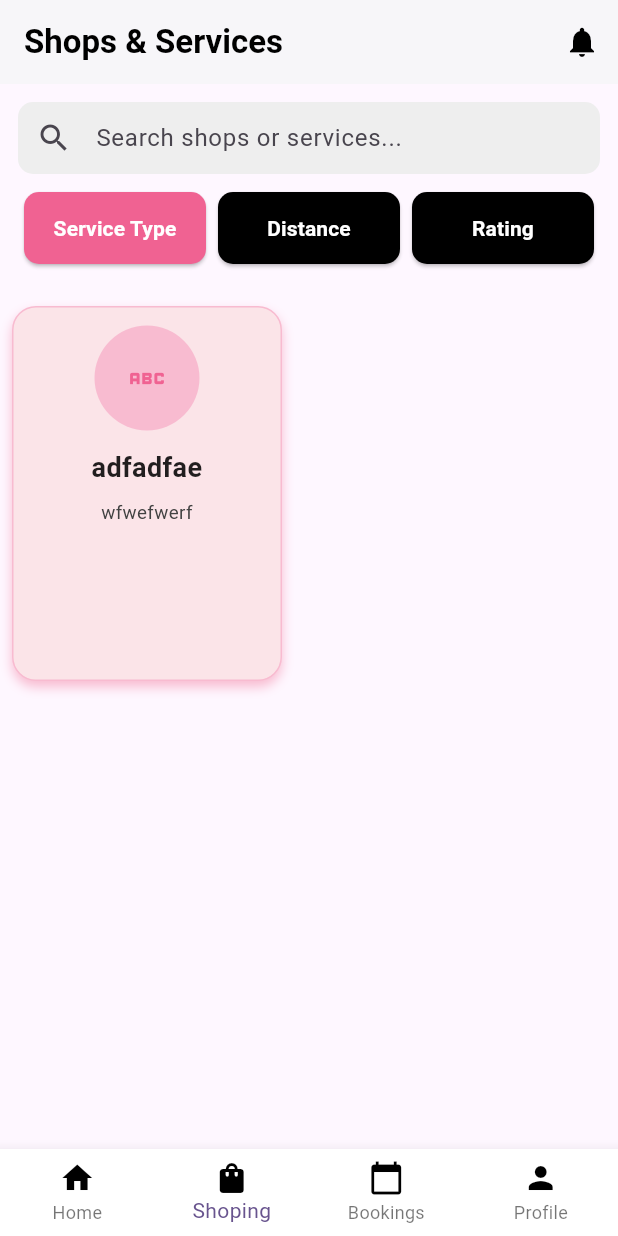
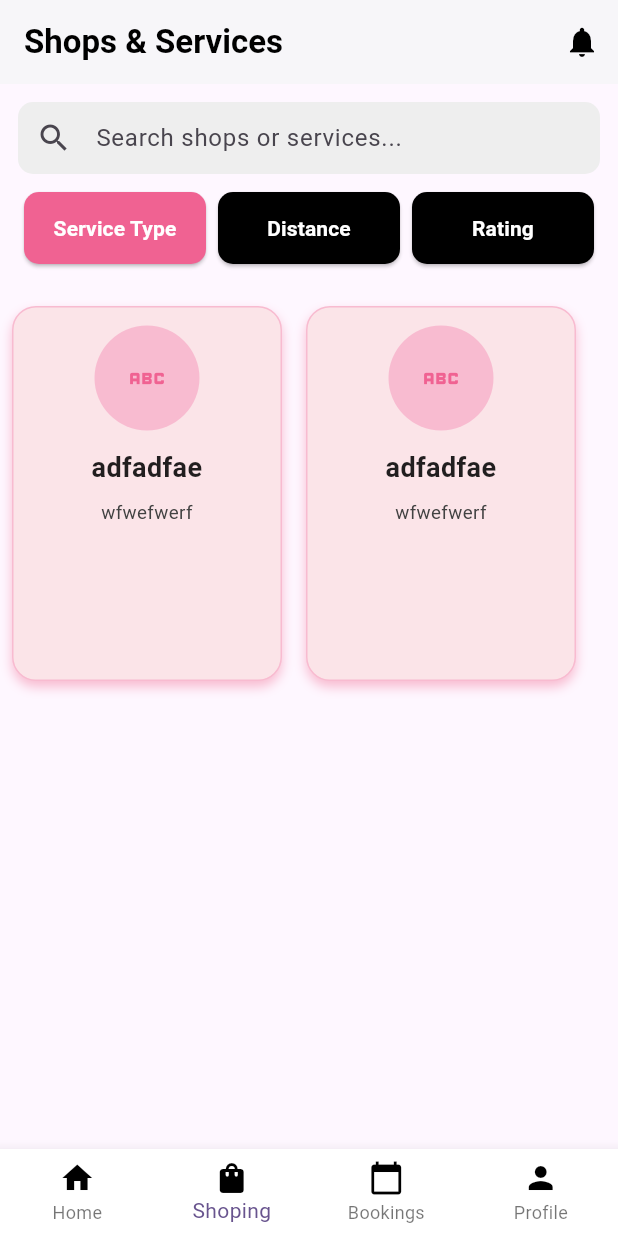
Before and after one commit to MUBASHIR8086/barber-flutter-app, a Flutter app: the screen it shows after launch, item 2 of the bottom bar chosen, on a phone screen of 412 x 824 dp. Run offline on Flutter 3.47's test engine with Material 3 defaults, Android fonts, the phone set to English and light mode, and no system bars; our stand-ins replace gap; network calls fail.

Commit message:
second test

```diff
--- a/lib/User/shopepage/shopepage.dart
+++ b/lib/User/shopepage/shopepage.dart
@@ -96,6 +96,11 @@ class _ShopepageState extends State<Shopepage> {
                 title: 'adfadfae',
                 description: 'wfwefwerf',
               ),
+              shopingCard(
+                icon: Icons.abc,
+                title: 'adfadfae',
+                description: 'wfwefwerf',
+              ),
             ],
           ),
         ],
```
